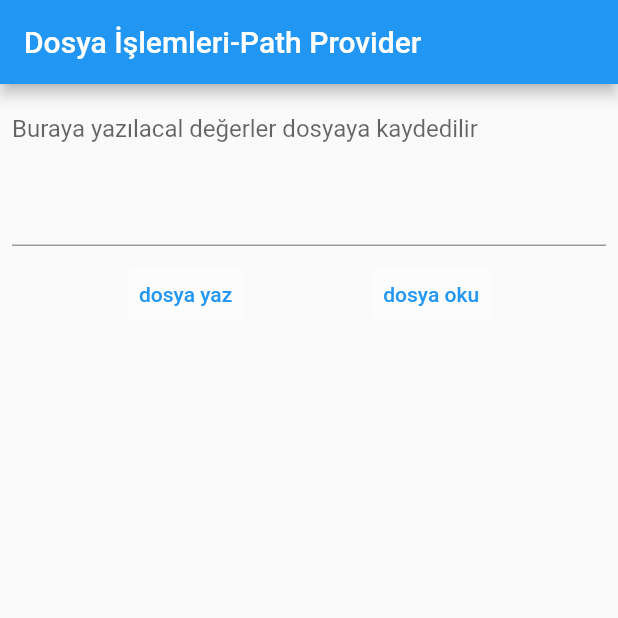
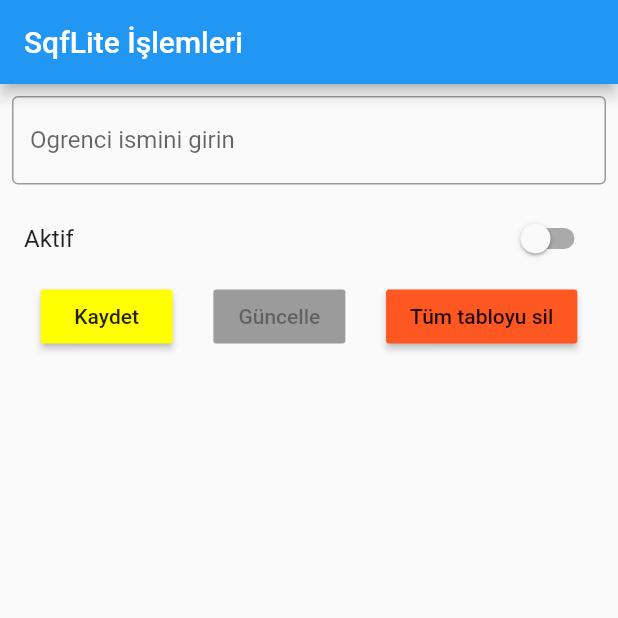
Before and after one commit to bukanevefiore/SqfliteApps, a Flutter app: the screen it shows after launch, on a phone screen of 412 x 824 dp, the top half of it. Run offline on Flutter 3.47's test engine with Material 2 defaults, Android fonts, the phone set to English and light mode, and no system bars; our stand-ins replace shared_preferences, sqflite; missing offline and left inert: dart:ffi; accounts and stored records are empty.

Commit message:
sqfLite kullanım

```diff
--- a/sqfliteapps/lib/main.dart
+++ b/sqfliteapps/lib/main.dart
@@ -1,30 +1,40 @@
 import 'package:flutter/material.dart';
+import 'package:sqfliteapps/models/ogrenci.dart';
 import 'package:sqfliteapps/path_provider_dosya_kullanimi.dart';
 import 'package:sqfliteapps/shared_pref_kullanimi.dart';
+import 'package:sqfliteapps/sqflite_islemleri.dart';
+import 'package:sqfliteapps/utils/database_helper.dart';
 
 void main() {
   runApp(MyApp());
 }
 
 class MyApp extends StatelessWidget {
-  // This widget is the root of your application.
+ // DataBaseHelper db2=DataBaseHelper();
+
+
+
   @override
   Widget build(BuildContext context) {
+   // db2.ogrenciEkle(Ogrenci("emre", 1));
+   // dbdenVerileriGetir();
+
+
     return MaterialApp(
       title: 'Flutter Demo',
       theme: ThemeData(
-        // This is the theme of your application.
-        //
-        // Try running your application with "flutter run". You'll see the
-        // application has a blue toolbar. Then, without quitting the app, try
-        // changing the primarySwatch below to Colors.green and then invoke
-        // "hot reload" (press "r" in the console where you ran "flutter run",
-        // or simply save your changes to "hot reload" in a Flutter IDE).
-        // Notice that the counter didn't reset back to zero; the application
-        // is not restarted.
         primarySwatch: Colors.blue,
       ),
-      home: PathProviderDosyaKullanimi(),
+      home: SqfLiteIslemleri(),
     );
   }
+
+
+  /*
+  void dbdenVerileriGetir() async{
+    var sonuc = await db2.tumOgrenciler();
+    print(sonuc.toString());
+  }
+
+   */
 }
--- /dev/null
+++ b/sqfliteapps/lib/models/ogrenci.dart
@@ -0,0 +1,54 @@
+class Ogrenci{
+
+  int _id;
+  String _isim;
+  int _aktif;
+
+
+  int get id => _id;
+
+  set id(int value) {
+    _id = value;
+  }
+
+  String get isim => _isim;
+
+  int get aktif => _aktif;
+
+  set aktif(int value) {
+    _aktif = value;
+  }
+
+  set isim(String value) {
+    _isim = value;
+  }
+
+  Ogrenci.withID(this._id, this._isim, this._aktif);
+
+  Ogrenci(this._isim, this._aktif);
+
+
+  // sqflite a veri atama
+  Map<String, dynamic> dbyeYazmakIcinMapeDonustur() {
+
+    var map=Map<String, dynamic>();
+
+    map['id'] = _id;
+    map['isim'] = _isim;
+    map['aktif'] = _aktif;
+
+    return map;
+  }
+
+  // saqflite dan veri çekme
+  Ogrenci.dbdenOkudugumMapiObjeyeDonustur(Map<String, dynamic> map){
+    this._id = map['id'];
+    this._isim = map['isim'];
+    this._aktif = map['aktif'];
+  }
+
+  @override
+  String toString() {
+    return 'Ogrenci{_id: $_id, _isim: $_isim, _aktif: $_aktif}';
+  }
+}
--- /dev/null
+++ b/sqfliteapps/lib/sqflite_islemleri.dart
@@ -0,0 +1,201 @@
+import 'package:flutter/material.dart';
+import 'package:sqflite/sqflite.dart';
+import 'package:sqfliteapps/models/ogrenci.dart';
+import 'package:sqfliteapps/utils/database_helper.dart';
+
+class SqfLiteIslemleri extends StatefulWidget {
+  @override
+  _SqfLiteIslemleriState createState() => _SqfLiteIslemleriState();
+}
+
+class _SqfLiteIslemleriState extends State<SqfLiteIslemleri> {
+
+  DataBaseHelper _dataBaseHelper;
+  List<Ogrenci> tumOgrencilerListesi;
+  var formKey=GlobalKey<FormState>();
+  bool aktiflik =false;
+  var _controller = TextEditingController();
+  var _scaffoldKey = GlobalKey<ScaffoldState>();
+  int tiklanilanOgrenciIndexi;
+  int tiklanilanOgrenciIDsi;
+
+  @override
+  void initState() {
+    // TODO: implement initState
+    super.initState();
+    tumOgrencilerListesi = List<Ogrenci>();
+    _dataBaseHelper = DataBaseHelper();
+    _dataBaseHelper.tumOgrenciler().then((tumOgrencileriTutanMapListesi) {
+      for(Map okunanOgrenciMapi in tumOgrencileriTutanMapListesi) {
+        tumOgrencilerListesi.add(Ogrenci.dbdenOkudugumMapiObjeyeDonustur(okunanOgrenciMapi));
+      }
+    }).catchError((hata) => print("hata: "+hata));
+  }
+
+  @override
+  Widget build(BuildContext context) {
+    /*
+    Ogrenci emre=Ogrenci.withID(10,"emre",1);
+    Map olusanMap=emre.dbyeYazmakIcinMapeDonustur();
+    debugPrint(olusanMap['ad_soyad'].toString());
+
+    Ogrenci kopyaEmre = Ogrenci.dbdenOkudugumMapiObjeyeDonustur(olusanMap);
+    debugPrint(kopyaEmre.toString());
+
+     */
+
+
+
+    return Scaffold(
+      key: _scaffoldKey,
+      appBar: AppBar(title: Text("SqfLite İşlemleri"),),
+      body: Container(
+        child: Column(
+          children: [
+            Form(
+              key: formKey,
+                child: Column(
+                  children: [
+                    Padding(
+                      padding: const EdgeInsets.all(8.0),
+                      child: TextFormField(
+                        autofocus: false,
+                        controller: _controller,
+                        validator: (kontrolEdilecekIsimDegeri) {
+                          if(kontrolEdilecekIsimDegeri.length <3) {
+                            return "en az 3 karakter olmalı";
+                          }else return null;
+                        },
+                        decoration: InputDecoration(
+                          labelText: "Ogrenci ismini girin",
+                          border: OutlineInputBorder(),
+                        ),
+                      ),
+                    ),
+                    SwitchListTile(
+                      title: Text("Aktif"),
+                      value: aktiflik,
+                      onChanged: (aktifMi) {
+                        setState(() {
+                          aktiflik = aktifMi;
+                        });
+                      },
+                    ),
+                  ],
+                ),
+            ),
+            Row(
+              mainAxisAlignment: MainAxisAlignment.spaceEvenly,
+              children: [
+                RaisedButton(child: Text("Kaydet"),color: Colors.yellowAccent,
+                  onPressed: (){
+                  if(formKey.currentState.validate()) {
+                    _ogrenciEkle(Ogrenci(_controller.text, aktiflik == true ? 1 : 0));
+                  }
+                  },),
+                RaisedButton(color: Colors.brown, child: Text("Güncelle"),
+                  onPressed: tiklanilanOgrenciIDsi == null ? null : ()  {
+                  if(formKey.currentState.validate()) {
+                    _ogrenciGuncelle(Ogrenci.withID(tiklanilanOgrenciIDsi, _controller.text, aktiflik == true ? 1 : 0));
+                  }
+                  }, ),
+                RaisedButton(color: Colors.deepOrange, child: Text("Tüm tabloyu sil"),
+                  onPressed: () {
+                  _tumTabloyuTemizle();
+                  }, ),
+              ],
+            ),
+            Expanded(
+              child: ListView.builder(
+                itemCount: tumOgrencilerListesi.length,
+                  itemBuilder: (context, index) {
+                  return Card(
+                    color: tumOgrencilerListesi[index].aktif == 1 ? Colors.green.shade200 : Colors.red.shade200,
+                    child: ListTile(
+                      onTap: () {
+                        setState(() {
+                          _controller.text = tumOgrencilerListesi[index].isim;
+                          aktiflik = tumOgrencilerListesi[index].aktif == 1 ? true : false;
+                          tiklanilanOgrenciIndexi=index;
+                          tiklanilanOgrenciIDsi=tumOgrencilerListesi[index].id;
+                        });
+                      },
+                      title: Text(tumOgrencilerListesi[index].isim),
+                      subtitle: Text(tumOgrencilerListesi[index].id.toString()),
+                      trailing: GestureDetector(
+                          onTap: () {
+                            _ogrenciSil(tumOgrencilerListesi[index].id,index);
+                          },
+                          child: Icon(Icons.delete,)),
+                    ),
+                  );
+            }),
+            ),
+          ],
+        ),
+      ),
+    );
+  }
+
+  void _ogrenciEkle(Ogrenci ogrenci) async{
+
+    var eklenenYeniOgrenciIDsi = await _dataBaseHelper.ogrenciEkle(ogrenci);
+    ogrenci.id = eklenenYeniOgrenciIDsi;
+    if(eklenenYeniOgrenciIDsi>0){
+      setState(() {
+        tumOgrencilerListesi.insert(0, ogrenci);
+      });
+    }
+  }
+
+  void _tumTabloyuTemizle() async {
+
+    var silinenElemanSayisi = await _dataBaseHelper.tumOgrencileriSil();
+    if(silinenElemanSayisi>0) {
+      _scaffoldKey.currentState.showSnackBar(SnackBar(
+        duration: Duration(seconds: 2),
+          content: Text(silinenElemanSayisi.toString()+ "kayıt silindi"),
+      ));
+      setState(() {
+        tumOgrencilerListesi.clear();
+      });
+    }
+    tiklanilanOgrenciIDsi = null;
+  }
+
+  void _ogrenciSil(int dbdebSilmeyeYarayacakID, int listedenSilmeyeYarayacakIndex) async{
+    var sonuc =await _dataBaseHelper.ogrenciSil(dbdebSilmeyeYarayacakID);
+    if(sonuc == 1) {
+      _scaffoldKey.currentState.showSnackBar(SnackBar(
+        duration: Duration(seconds: 2),
+        content: Text("kayıt silindi"),
+      ));
+
+      setState(() {
+        tumOgrencilerListesi.removeAt(listedenSilmeyeYarayacakIndex);
+      });
+    }else{
+      _scaffoldKey.currentState.showSnackBar(SnackBar(
+        duration: Duration(seconds: 2),
+        content: Text("silerken hata çıktı"),
+      ));
+    }
+    tiklanilanOgrenciIDsi = null;
+  }
+
+  void _ogrenciGuncelle(Ogrenci ogrenci) async{
+
+    var sonuc = await _dataBaseHelper.ogrenciGuncelle(ogrenci);
+    if(sonuc == 1) {
+      _scaffoldKey.currentState.showSnackBar(SnackBar(
+        duration: Duration(seconds: 2),
+        content: Text("kayıt güncellendi"),
+      ));
+
+      setState(() {
+        tumOgrencilerListesi[tiklanilanOgrenciIndexi] = ogrenci;
+      });
+    }
+
+  }
+}
--- /dev/null
+++ b/sqfliteapps/lib/utils/database_helper.dart
@@ -0,0 +1,98 @@
+import 'dart:async';
+import 'dart:ffi';
+import 'dart:io';
+
+import 'package:flutter/material.dart';
+import 'package:path_provider/path_provider.dart';
+import 'package:sqflite/sqflite.dart';
+import 'package:sqflite/sqlite_api.dart';
+import 'package:path/path.dart';
+import 'package:sqfliteapps/models/ogrenci.dart';
+
+class DataBaseHelper {
+
+  static DataBaseHelper _dataBaseHelper;
+  static Database _database;
+
+  String _ogrenciTablo = "ogrenci";
+  String _columnID = "id";
+  String _columnIsim = "isim";
+  String _columnAktif = "aktif";
+
+
+  factory DataBaseHelper() {
+    if (_dataBaseHelper == null) {
+      _dataBaseHelper = DataBaseHelper._internal();
+      print("DbHelper null dı olusturuldu");
+      return _dataBaseHelper;
+    } else {
+      print("DbHelper null değildi var olan oluşturuldu");
+      return _dataBaseHelper;
+    }
+  }
+
+  DataBaseHelper._internal();
+
+
+  // veri tabanını getirme işlemi
+  Future<Database> _getDataBase() async {
+    if (_database == null) {
+      print("DbHelper null dı olusturulacak");
+      _database = await _initializeApiDLData();
+      return _database;
+    }
+    else {
+      print("DbHelper null değildi var olan kullanılacak");
+      return _database;
+    }
+  }
+
+// telefonun hafızasını gidip var olan veritabanıın yolunu bulma işlemi
+  _initializeApiDLData() async {
+    Directory klasor = await getApplicationDocumentsDirectory();
+    String dbPath = join(klasor.path, "ogrenci.db");
+    print("DB Pathi: " + dbPath);
+    var ogrenciDB = openDatabase(dbPath, version: 1, onCreate: _createDB);
+  }
+
+  // veri tabanında tablo oluşturma
+  FutureOr<void> _createDB(Database db, int version) async {
+    print("create db çalıştı tablo oluşturulacak");
+    await db.execute(
+        "CREATE TABLE $_ogrenciTablo ($_columnID INTEGER PRİMARY KEY AUTOINCREMENT, $_columnIsim TEXT, $_columnAktif INTEGER)");
+  }
+
+  ogrenciEkle(Ogrenci ogrenci) async {
+    var db = await _getDataBase();
+    var sonuc = await db.insert(
+        _ogrenciTablo, ogrenci.dbyeYazmakIcinMapeDonustur(),
+        nullColumnHack: "$_columnID");
+    print("ogrenci dbye eklendi " + sonuc.toString());
+    return sonuc;
+  }
+
+  Future<List<Map<String, dynamic>>> tumOgrenciler() async{
+    var db = await _getDataBase();
+    var sonuc = await db.query(_ogrenciTablo, orderBy: '$_columnID DESC');
+    return sonuc;
+  }
+
+  Future<int> ogrenciGuncelle(Ogrenci ogrenci) async {
+    var db = await _getDataBase();
+    var sonuc = await db.update(_ogrenciTablo, ogrenci.dbyeYazmakIcinMapeDonustur(), where: '$_columnID = ?', whereArgs: [ogrenci.id]);
+  }
+
+  Future<int> ogrenciSil(int id) async {
+    var db = await _getDataBase();
+    var sonuc = await db.delete(_ogrenciTablo, where: '$_columnID = ?',whereArgs: [id]);
+    return sonuc;
+  }
+
+  // tablo silme işlemi
+  Future<int> tumOgrencileriSil() async {
+    var db = await _getDataBase();
+    var sonuc = await db.delete(_ogrenciTablo);
+    return sonuc;
+  }
+
+}
```
